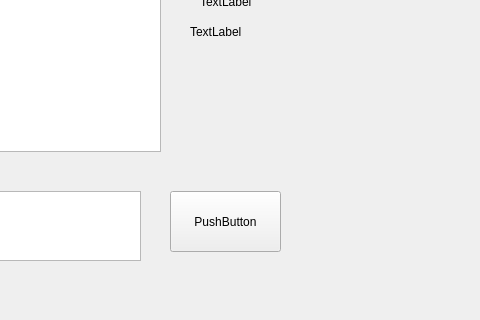
First picture: the form in lab1/lab1/mainwindow.ui, repository EugeneHryz/toksLabs, before the edit; both pictures show x 320 to 800 and y 99 to 419 of the 800 by 600 pixel window.
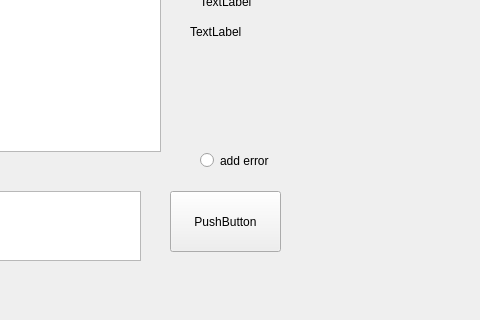
Second picture: the form after the edit.

Commit message: 3d lab added

Patch:
```diff
--- a/lab1/lab1/mainwindow.ui
+++ b/lab1/lab1/mainwindow.ui
@@ -99,6 +99,19 @@
      <string>TextLabel</string>
     </property>
    </widget>
+   <widget class="QRadioButton" name="radioButton">
+    <property name="geometry">
+     <rect>
+      <x>520</x>
+      <y>250</y>
+      <width>84</width>
+      <height>19</height>
+     </rect>
+    </property>
+    <property name="text">
+     <string>add error</string>
+    </property>
+   </widget>
   </widget>
   <widget class="QMenuBar" name="menubar">
    <property name="geometry">
```
The commit also changes 2 other files.
